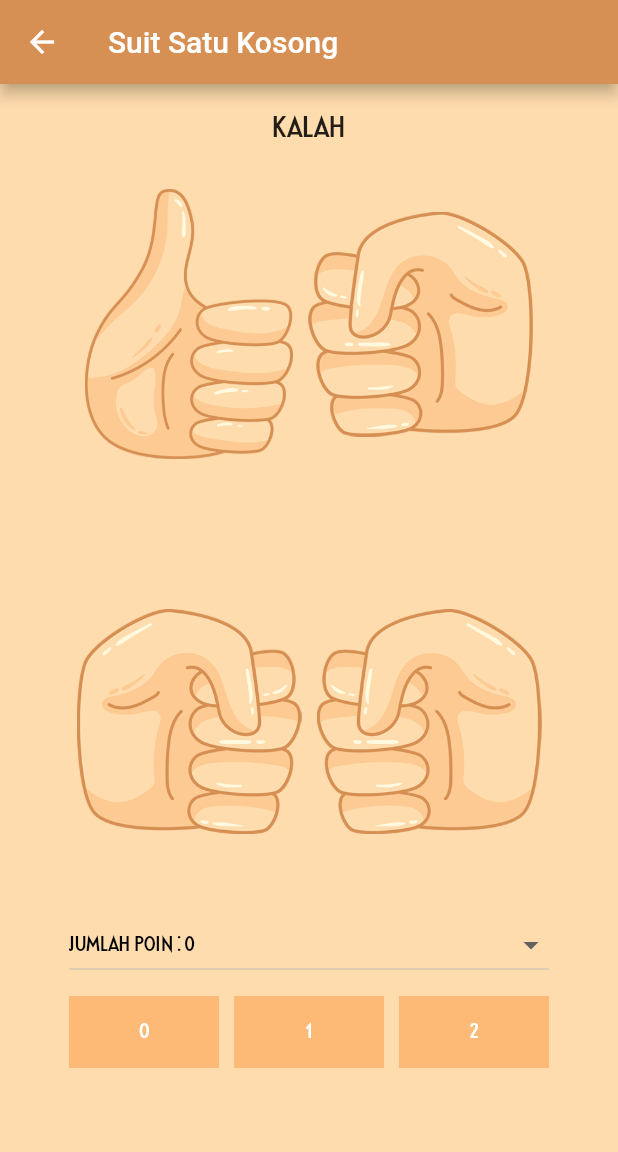
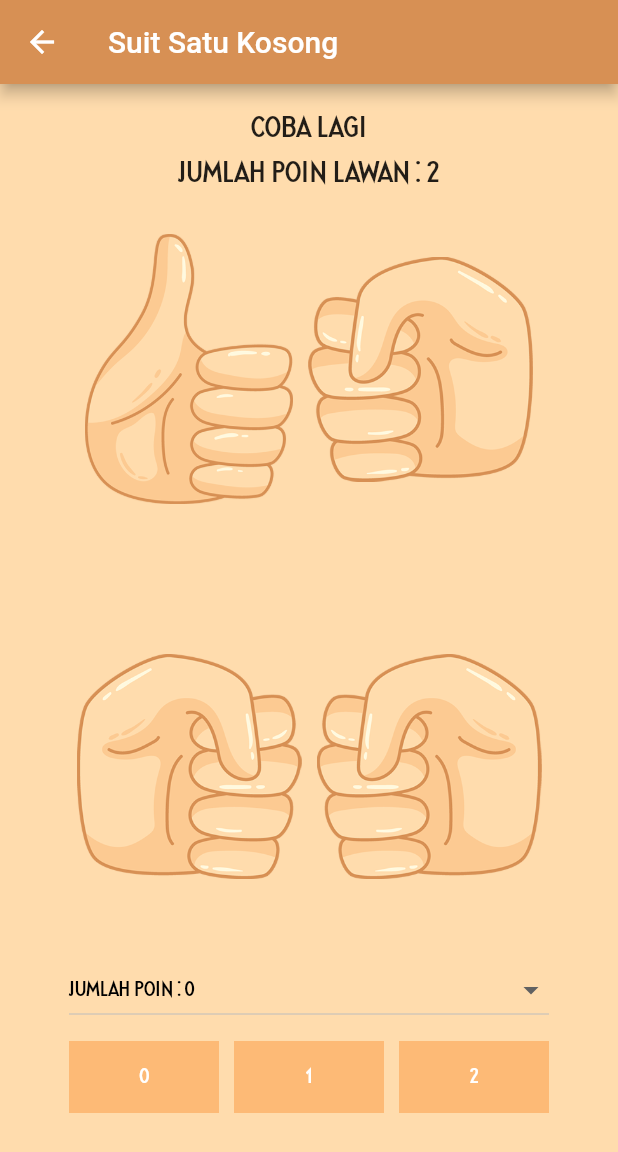
Before and after one commit to nokatotedo/suit-game, a Flutter app: the SuitSatuKosong screen opened directly, after a tap on an icon or button, on a phone screen of 412 x 824 dp. Shown: the top 1152 px of the screen. Run offline on Flutter 3.47's test engine with Material 2 defaults, Android fonts, the phone set to English and light mode, and no system bars.

Commit message:
Update satukosong.dart

```diff
--- a/suit_game/lib/satukosong.dart
+++ b/suit_game/lib/satukosong.dart
@@ -28,6 +28,7 @@ class _SatuKosongState extends State<SatuKosong> {
   String yourFirstSuit = "assets/batu.png";
   String yourSecondSuit = "assets/batu.png";
   String hasil = "Mulai bermain!";
+  String yourPoin = "";
   AssetImage showMyFirstSuit = const AssetImage("assets/batu.png");
   AssetImage showMySecondSuit = const AssetImage("assets/batu.png");
   AssetImage showYourFirstSuit = const AssetImage("assets/batu.png");
@@ -126,11 +127,15 @@ class _SatuKosongState extends State<SatuKosong> {
       showYourFirstSuit = AssetImage(yourFirstSuit);
       showYourSecondSuit = AssetImage(yourSecondSuit);
 
+      var randomPoin = random.nextInt(5);
+      yourPoin = "Jumlah Poin Lawan : " + randomPoin.toString();
       var totalPoin = i + randomNumber;
       if (jumlahPoin == totalPoin.toString()) {
         hasil = "Menang";
+      } else if (randomPoin.toString() == totalPoin.toString()) {
+        hasil = "Kalah";
       } else if (jumlahPoin != totalPoin.toString()) {
-        hasil = "Kalah";
+        hasil = "Coba Lagi";
       }
     });
   }
@@ -141,6 +146,10 @@ class _SatuKosongState extends State<SatuKosong> {
       Column(mainAxisAlignment: MainAxisAlignment.center, children: [
         Text(hasil,
             style: const TextStyle(fontFamily: 'Gothamic', fontSize: 20)),
+        Container(
+            margin: const EdgeInsets.only(top: 10),
+            child: Text(yourPoin,
+                style: const TextStyle(fontFamily: 'Gothamic', fontSize: 20))),
         Row(mainAxisAlignment: MainAxisAlignment.center, children: [
           Container(
               height: yourHeight1,
```
